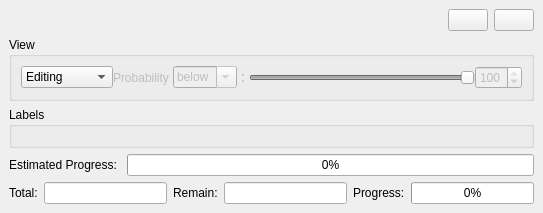
Above: src/Plugins/Classification/Classification_widget.ui from tudelft3d/3D_Urban_Mesh_Annotator before the change. Below: the same form after it.
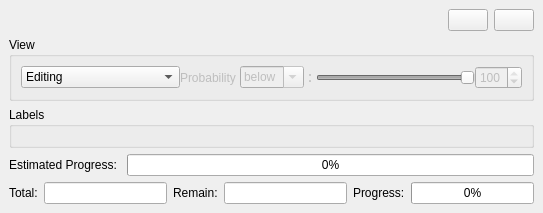
That is the form after the change. Icons and pictures are not drawn.

Commit message: Enabled display specified object class.

The edit to the form file:
```diff
--- a/src/Plugins/Classification/Classification_widget.ui
+++ b/src/Plugins/Classification/Classification_widget.ui
@@ -87,6 +87,12 @@
            </property>
            <item>
             <widget class="QComboBox" name="display">
+             <property name="sizePolicy">
+              <sizepolicy hsizetype="MinimumExpanding" vsizetype="Fixed">
+               <horstretch>0</horstretch>
+               <verstretch>0</verstretch>
+              </sizepolicy>
+             </property>
              <property name="currentText">
               <string>Editing</string>
              </property>
```
The commit also changes 1 other file.
